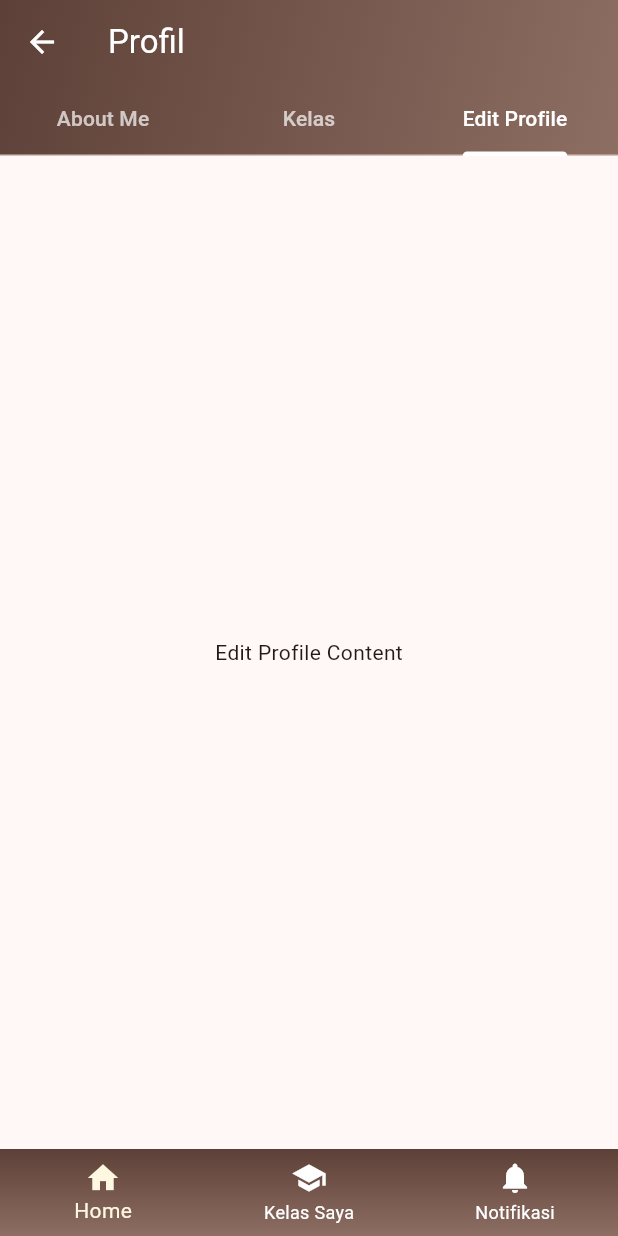
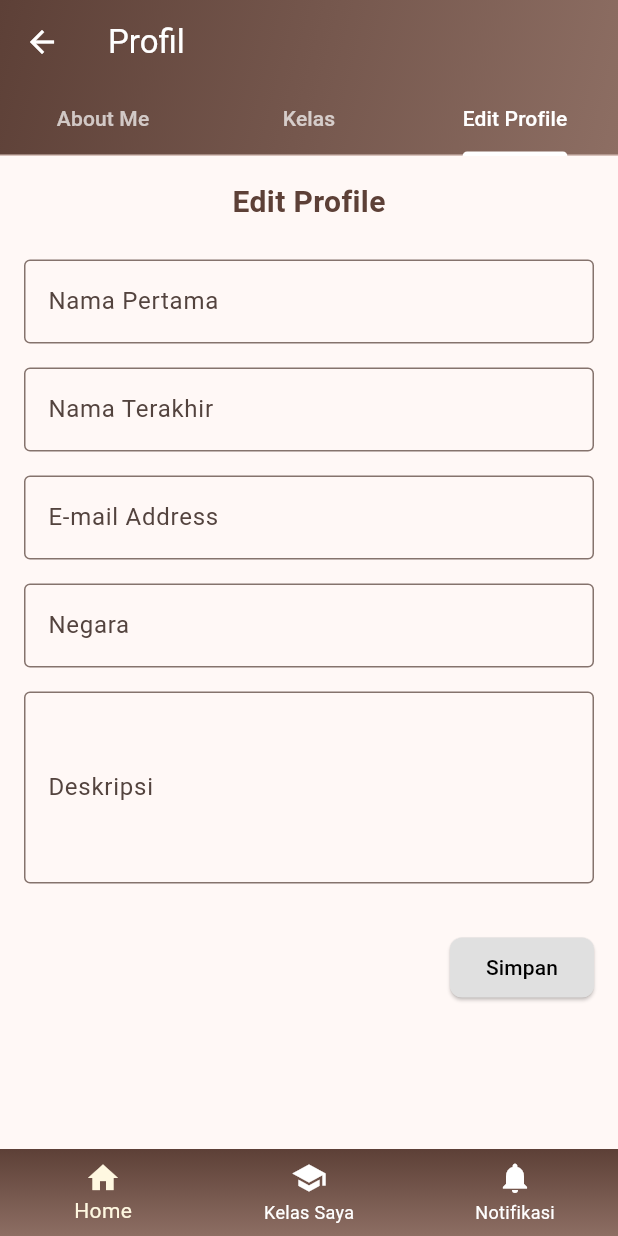
Before and after one commit to devaarman/tugas-uas-deva, a Flutter app: the ProfileScreen screen opened directly, tab 3 chosen, on a phone screen of 412 x 824 dp. Run offline on Flutter 3.47's test engine with Material 3 defaults, Android fonts, the phone set to English and light mode, and no system bars; our stand-ins replace google_fonts; network calls fail.

Commit message:
pengisian halaman Edit Profil da halaman Profil

```diff
--- a/lib/screens/profile_screen.dart
+++ b/lib/screens/profile_screen.dart
@@ -230,7 +230,75 @@ class _ProfileScreenState extends State<ProfileScreen> {
               },
             ),
             // Edit Profile Tab
-            const Center(child: Text('Edit Profile Content')),
+            SingleChildScrollView(
+              padding: const EdgeInsets.all(16.0),
+              child: Column(
+                children: [
+                  const Text(
+                    'Edit Profile',
+                    style: TextStyle(
+                      fontSize: 20,
+                      fontWeight: FontWeight.bold,
+                      color: Color(0xFF5D4037),
+                    ),
+                  ),
+                  const SizedBox(height: 24),
+                  TextFormField(
+                    decoration: const InputDecoration(
+                      labelText: 'Nama Pertama',
+                      border: OutlineInputBorder(),
+                    ),
+                  ),
+                  const SizedBox(height: 16),
+                  TextFormField(
+                    decoration: const InputDecoration(
+                      labelText: 'Nama Terakhir',
+                      border: OutlineInputBorder(),
+                    ),
+                  ),
+                  const SizedBox(height: 16),
+                  TextFormField(
+                    keyboardType: TextInputType.emailAddress,
+                    decoration: const InputDecoration(
+                      labelText: 'E-mail Address',
+                      border: OutlineInputBorder(),
+                    ),
+                  ),
+                  const SizedBox(height: 16),
+                  TextFormField(
+                    decoration: const InputDecoration(
+                      labelText: 'Negara',
+                      border: OutlineInputBorder(),
+                    ),
+                  ),
+                  const SizedBox(height: 16),
+                  TextFormField(
+                    maxLines: 4,
+                    decoration: const InputDecoration(
+                      labelText: 'Deskripsi',
+                      border: OutlineInputBorder(),
+                    ),
+                  ),
+                  const SizedBox(height: 32),
+                  Align(
+                    alignment: Alignment.bottomRight,
+                    child: ElevatedButton(
+                      onPressed: () {
+                        // Dummy save action
+                      },
+                      style: ElevatedButton.styleFrom(
+                        backgroundColor: Colors.grey[300],
+                        foregroundColor: Colors.black,
+                        shape: RoundedRectangleBorder(
+                          borderRadius: BorderRadius.circular(8),
+                        ),
+                      ),
+                      child: const Text('Simpan'),
+                    ),
+                  ),
+                ],
+              ),
+            ),
           ],
         ),
         bottomNavigationBar: Container(
```
